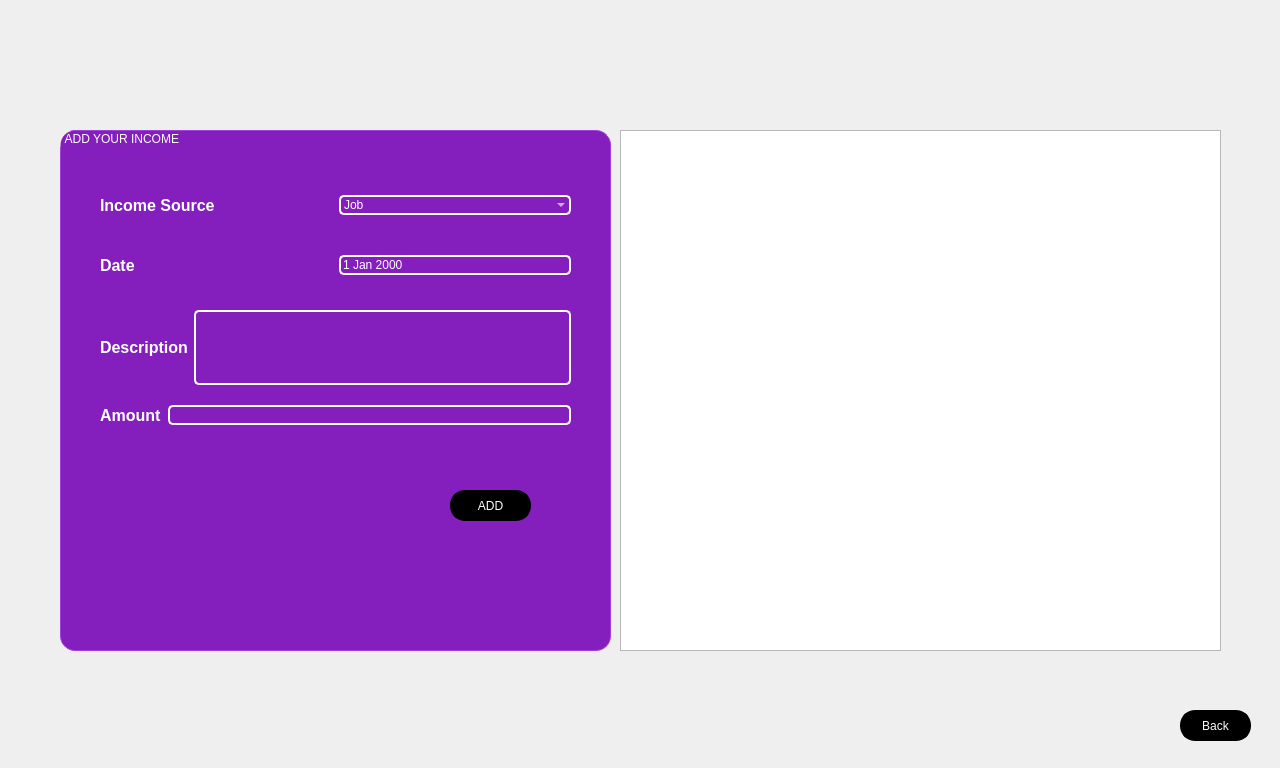
Old version of the form incomeui.ui in the repository RashmikaKDH/PersonalOrganizer_OOP_miniproject.
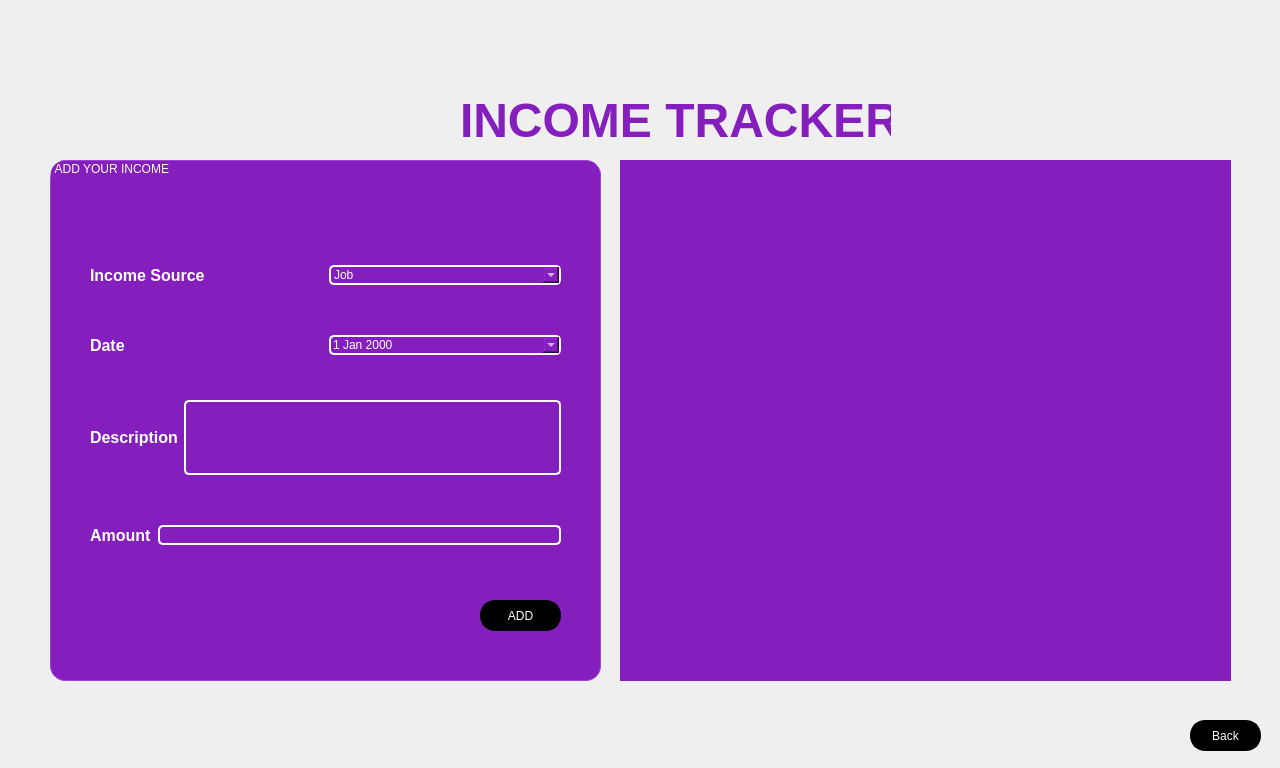
New version of the form. Icons and pictures are not drawn.

Commit message:
Revamp UI styles and layouts for consistency
Updated multiple .ui files to unify color schemes, fonts, and layout dimensions for a more consistent and modern look across the application. Enhanced table and group box styles, improved button appearance, and adjusted widget positions. Also updated welcome message formatting in organizerui.cpp.

```diff
--- a/incomeui.ui
+++ b/incomeui.ui
@@ -25,8 +25,8 @@
   <widget class="QPushButton" name="pushButton_back">
    <property name="geometry">
     <rect>
-     <x>1180</x>
-     <y>710</y>
+     <x>1190</x>
+     <y>720</y>
      <width>71</width>
      <height>31</height>
     </rect>
@@ -46,8 +46,8 @@
   <widget class="QGroupBox" name="groupBox">
    <property name="geometry">
     <rect>
-     <x>60</x>
-     <y>130</y>
+     <x>50</x>
+     <y>160</y>
      <width>551</width>
      <height>521</height>
     </rect>
@@ -68,7 +68,7 @@
     <property name="geometry">
      <rect>
       <x>40</x>
-      <y>60</y>
+      <y>100</y>
       <width>471</width>
       <height>31</height>
      </rect>
@@ -90,7 +90,7 @@
         <string notr="true">font: 12pt &quot;Segoe UI&quot;;
 border: 2px solid  white;
  border-radius: 5px;
-background-color: transparent;
+background-color: #841ebc;
 color: white;</string>
        </property>
        <item>
@@ -121,7 +121,7 @@
     <property name="geometry">
      <rect>
       <x>40</x>
-      <y>180</y>
+      <y>240</y>
       <width>471</width>
       <height>75</height>
      </rect>
@@ -140,7 +140,7 @@
         <string notr="true">font: 12pt &quot;Segoe UI&quot;;
 border: 2px solid  white;
  border-radius: 5px;
-background-color: transparent;
+background-color: #841ebc;
 color: white;</string>
        </property>
       </widget>
@@ -150,8 +150,8 @@
    <widget class="QPushButton" name="pushButton_Add">
     <property name="geometry">
      <rect>
-      <x>390</x>
-      <y>360</y>
+      <x>430</x>
+      <y>440</y>
       <width>81</width>
       <height>31</height>
      </rect>
@@ -172,7 +172,7 @@
     <property name="geometry">
      <rect>
       <x>40</x>
-      <y>120</y>
+      <y>170</y>
       <width>471</width>
       <height>31</height>
      </rect>
@@ -191,9 +191,12 @@
         <string notr="true">font: 12pt &quot;Segoe UI&quot;;
 border: 2px solid  white;
  border-radius: 5px;
-background-color: transparent;
+background-color: #841ebc;
 color: white;</string>
        </property>
+       <property name="calendarPopup">
+        <bool>true</bool>
+       </property>
       </widget>
      </item>
     </layout>
@@ -202,7 +205,7 @@
     <property name="geometry">
      <rect>
       <x>40</x>
-      <y>260</y>
+      <y>350</y>
       <width>471</width>
       <height>51</height>
      </rect>
@@ -221,7 +224,7 @@
         <string notr="true">font: 12pt &quot;Segoe UI&quot;;
 border: 2px solid  white;
  border-radius: 5px;
-background-color: transparent;
+background-color: #841ebc;
 color: white;</string>
        </property>
       </widget>
@@ -233,19 +236,53 @@
    <property name="geometry">
     <rect>
      <x>620</x>
-     <y>130</y>
-     <width>601</width>
+     <y>160</y>
+     <width>611</width>
      <height>521</height>
     </rect>
    </property>
    <property name="styleSheet">
-    <string notr="true">QGroupBox{font: 19pt &quot;Segoe UI&quot;;
-color:White;
+    <string notr="true">   QTableView {
+      background-color: #841ebc;       
+       alternate-background-color: #f1c232; 
+       gridline-color: #b081ca;        
+       selection-background-color: #b081ca;
+       selection-color: white;  
+       border: 1px solid #841ebc; 
+		font: 700 9pt &quot;Segoe UI&quot;;
+    }
+  QHeaderView::section {
+       background-color: #841ebc; 
+		alternate-background-color: #cebad9; 
+       color: white;              
+       padding: 5px;
+       border: 1px solid #cebad9;
+   }
+    QTableCornerButton::section {
+       background-color: #841ebc;
+       border: 1px solid white;
+    }
+    QHeaderView {
+       background-color: #841ebc;  
+}
 
-border-radius: 15px;
-
-background-color: #841ebc;
-border: 1px solid #a23fdf;}</string>
+    QTableView::item {
+       background-color: #cebad9;
+		color:#841ebc;
+}</string>
+   </property>
+  </widget>
+  <widget class="QLabel" name="label_2">
+   <property name="geometry">
+    <rect>
+     <x>460</x>
+     <y>90</y>
+     <width>431</width>
+     <height>61</height>
+    </rect>
+   </property>
+   <property name="text">
+    <string>&lt;html&gt;&lt;head/&gt;&lt;body&gt;&lt;p&gt;&lt;span style=&quot; font-size:36pt; font-weight:700; color:#841ebc;&quot;&gt;INCOME TRACKER&lt;/span&gt;&lt;/p&gt;&lt;/body&gt;&lt;/html&gt;</string>
    </property>
   </widget>
  </widget>
```
Left out of the diff: 2 changed lines with no effect on the pictures. The commit also changes 9 other files.
